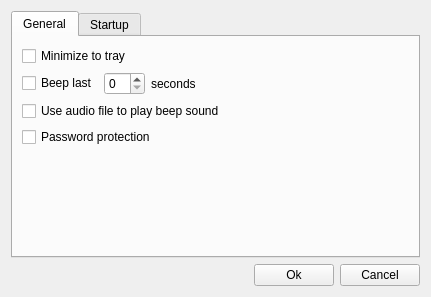
First picture: the form in src/settingsdialog.ui, repository cges30901/hmtimer, before the edit.
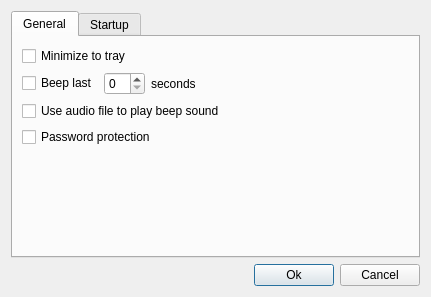
Second picture: the form after the edit.

Commit message: change widget class of SettingsDialog to QDialog

The edit to the form file:
```diff
--- a/src/settingsdialog.ui
+++ b/src/settingsdialog.ui
@@ -1,7 +1,7 @@
 <?xml version="1.0" encoding="UTF-8"?>
 <ui version="4.0">
  <class>SettingsDialog</class>
- <widget class="QWidget" name="SettingsDialog">
+ <widget class="QDialog" name="SettingsDialog">
   <property name="geometry">
    <rect>
     <x>0</x>
```
Left out of the diff: 2 changed lines with no effect on the pictures. The commit also changes 1 other file.
